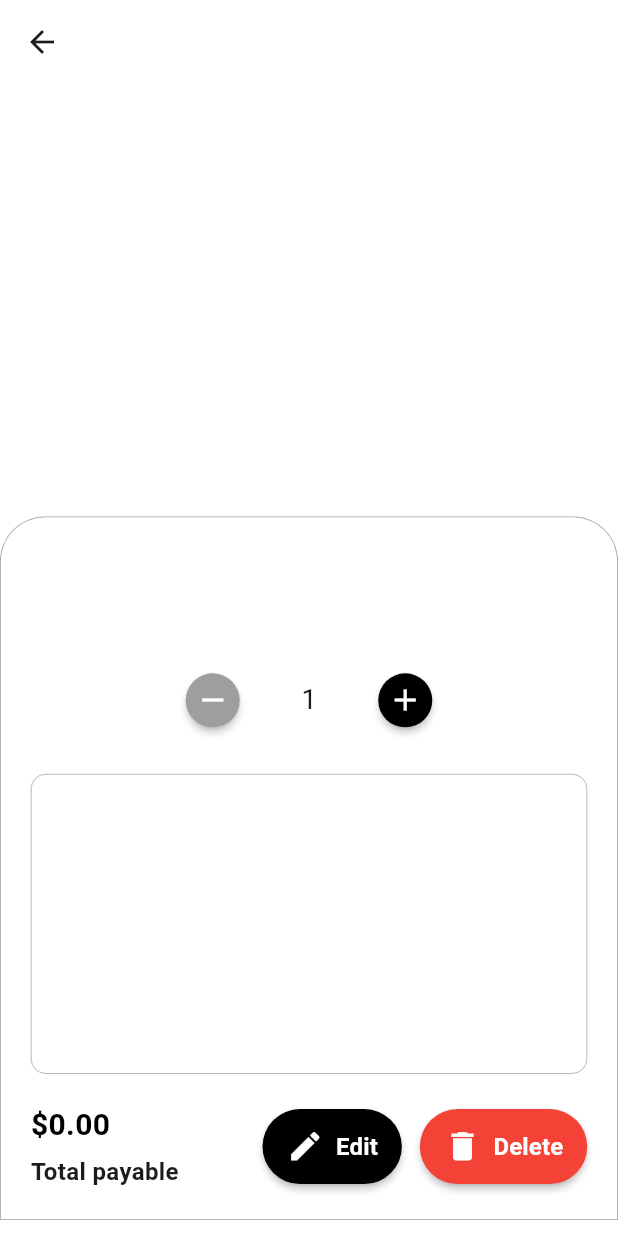
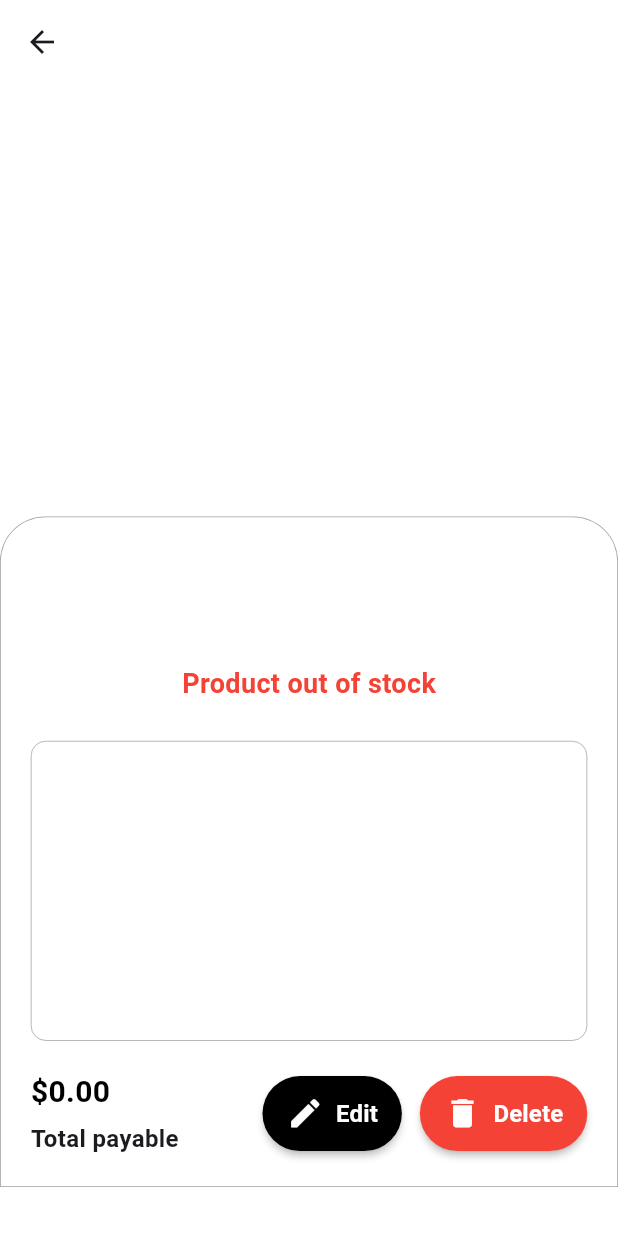
Before and after one commit to rahim-gh/GameGear, a Flutter app: the ProductScreen screen opened directly with empty values, on a phone screen of 412 x 824 dp. Run offline on Flutter 3.47's test engine with Material 3 defaults, Android fonts, the phone set to English and light mode, and no system bars; our stand-ins replace cloud_firestore, firebase_auth, firebase_core, image_picker, logger; accounts and stored records are empty; network calls fail.

Commit message:
fix for increment function in product an basket screens

```diff
--- a/lib/screen/product/product_screen.dart
+++ b/lib/screen/product/product_screen.dart
@@ -53,8 +53,10 @@ class _ProductScreenState extends State<ProductScreen> {
   }
 
   void _incrementQuantity() {
+    if (quantity <_product!.quantity ) {
   setState(() => quantity++);
   logs("Quantity increased to $quantity", level: Level.debug);
+}
   }
 
   void _addToBasket(BasketModel basketModel) {
@@ -93,7 +95,7 @@ class _ProductScreenState extends State<ProductScreen> {
                   product.imagesBase64?[index],
                   width: MediaQuery.of(context).size.width,
                   height: MediaQuery.of(context).size.width * 0.7,
-                  fit: BoxFit.cover,
+                  fit: BoxFit.contain,
                 ),
               );
             },
@@ -153,7 +155,16 @@ class _ProductScreenState extends State<ProductScreen> {
               textAlign: TextAlign.center,
             ),
             const SizedBox(height: 15),
-            Row(
+            _product!.quantity == 0
+              ? Text(
+                'Product out of stock',
+                style: TextStyle(
+                  color: Colors.red,
+                  fontSize: 18,
+                  fontWeight: FontWeight.bold,
+                ),
+                )
+              : Row(
                 mainAxisAlignment: MainAxisAlignment.center,
                 children: [
                   MaterialButton(
@@ -166,8 +177,8 @@ class _ProductScreenState extends State<ProductScreen> {
                   ),
                   Padding(
                   padding: const EdgeInsets.symmetric(horizontal: 15),
-                  child:
-                      Text('$quantity', style: const TextStyle(fontSize: 18)),
+                  child: Text('$quantity',
+                    style: const TextStyle(fontSize: 18)),
                   ),
                   MaterialButton(
                   color: AppTheme.accentColor,
--- a/lib/shared/model/basket_model.dart
+++ b/lib/shared/model/basket_model.dart
@@ -20,7 +20,7 @@ class BasketModel extends ChangeNotifier {
 
       _products.update(
         product,
-        (value) => value + quantity,
+        (value) => (product.quantity >= value + quantity) ? value + quantity : value,
         ifAbsent: () => quantity,
       );
       notifyListeners();
```
Lines whose indentation alone changed are shown as unchanged.
